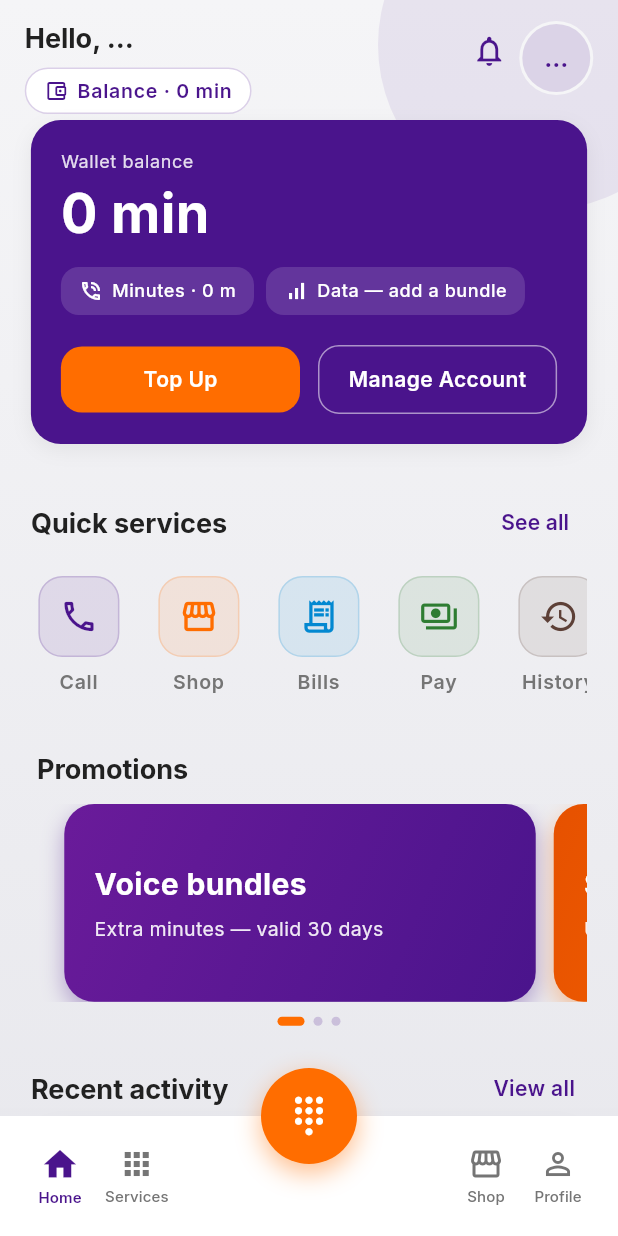
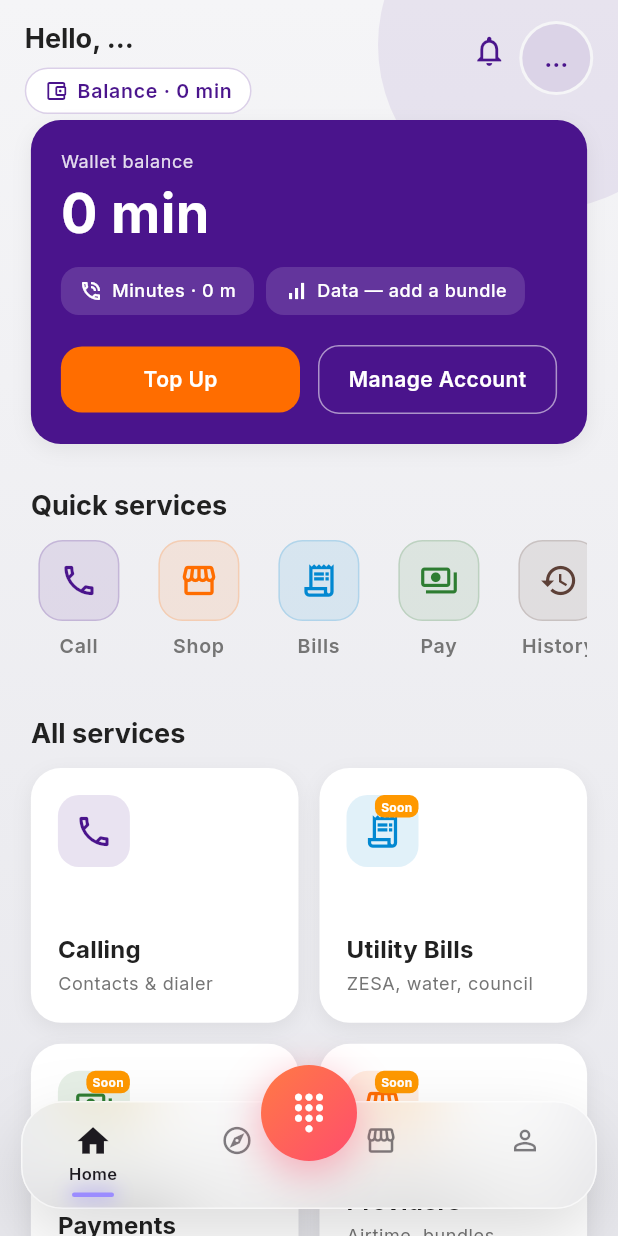
Before and after one commit to Mashoko/SuperApp, a Flutter app: the HomeView screen opened by its route, on a phone screen of 412 x 824 dp. Run offline on Flutter 3.47's test engine with Material 3 defaults, Android fonts, the phone set to English and light mode, and no system bars; drawn by our look-alikes of badges; our stand-ins replace audioplayers, cached_network_image, flutter_contacts, get_it, google_fonts, image_picker and 4 more; missing offline and left inert: flutter_webrtc, grpc, protobuf, sip_ua; accounts and stored records are empty; network calls fail; statements that could not run were skipped.

Commit message:
feat(home): wire GlassBottomNav, ExploreTab, and ServicesGridSection into HomeView
Replaces the old hanging-dialer FAB + full-screen ServicesHubTab wiring with
the floating glass pill nav (4 tabs + center PAD dialer button with
long-press quick actions), embeds ServicesGridSection inside the scrolling
Home tab, and adds ExploreTab as the second nav tab. Deletes the now-unused
hanging_dialer.dart FAB widget.

```diff
--- a/lib/features/home/presentation/views/home_view.dart
+++ b/lib/features/home/presentation/views/home_view.dart
@@ -1,4 +1,5 @@
 import 'package:flutter/material.dart';
+import 'package:flutter/rendering.dart' show ScrollDirection;
 import 'package:intl/intl.dart';
 import 'package:provider/provider.dart';
 import 'package:url_launcher/url_launcher.dart';
@@ -11,8 +12,10 @@ import 'package:mvvm_sip_demo/features/dashboard/presentation/viewmodels/dashboa
 import 'package:mvvm_sip_demo/features/dialpad/presentation/viewmodels/dialpad_viewmodel.dart';
 import 'package:mvvm_sip_demo/features/home/presentation/widgets/call_history_widget.dart';
 import 'package:mvvm_sip_demo/features/dialpad/presentation/views/dialpad_view.dart';
-import 'package:mvvm_sip_demo/features/home/presentation/widgets/hanging_dialer.dart';
+import 'package:mvvm_sip_demo/features/home/presentation/widgets/explore_tab.dart';
+import 'package:mvvm_sip_demo/features/home/presentation/widgets/glass_bottom_nav.dart';
 import 'package:mvvm_sip_demo/features/home/presentation/widgets/scale_tap_wrapper.dart';
+import 'package:mvvm_sip_demo/features/home/presentation/widgets/services_grid_section.dart';
 import 'package:mvvm_sip_demo/shared/widgets/maintenance_screen.dart';
 import 'package:mvvm_sip_demo/features/home/presentation/widgets/home_top_bar.dart';
 import 'package:mvvm_sip_demo/features/home/presentation/widgets/master_balance_card.dart';
@@ -31,16 +34,27 @@ class HomeView extends StatefulWidget {
 
 class _HomeViewState extends State<HomeView> {
   int _currentIndex = 0;
+  bool _navVisible = true;
+
+  static const _tabs = [
+    GlassNavTab(icon: Icons.home_outlined, activeIcon: Icons.home, label: 'Home'),
+    GlassNavTab(
+        icon: Icons.explore_outlined, activeIcon: Icons.explore, label: 'Explore'),
+    GlassNavTab(
+        icon: Icons.storefront_outlined,
+        activeIcon: Icons.storefront,
+        label: 'Shop'),
+    GlassNavTab(
+        icon: Icons.person_outline, activeIcon: Icons.person, label: 'Profile'),
+  ];
 
   @override
   void initState() {
     super.initState();
     WidgetsBinding.instance.addPostFrameCallback((_) async {
-      // Load gRPC account — fires reactively, no await needed
       Provider.of<AccountSummaryViewModel>(context, listen: false)
           .loadCurrentUser();
 
-      // Get the real stored user ID for user-keyed local services
       final creds = await getIt<OtpAuthService>().getStoredCredentials();
       final userId = creds?['username'] ?? 'guest';
 
@@ -50,8 +64,7 @@ class _HomeViewState extends State<HomeView> {
           .loadDashboard(userId);
       Provider.of<ShoppingViewModel>(context, listen: false).loadCart(userId);
 
-      final dialpad =
-          Provider.of<DialpadViewModel>(context, listen: false);
+      final dialpad = Provider.of<DialpadViewModel>(context, listen: false);
       dialpad.loadRecents();
       dialpad.loadAccountInfo();
     });
@@ -75,14 +88,59 @@ class _HomeViewState extends State<HomeView> {
     );
   }
 
+  void _openMaintenance(
+      {required String label, required IconData icon, required Color color}) {
+    Navigator.push(
+      context,
+      MaterialPageRoute(
+        builder: (_) => MaintenanceScreen(label: label, icon: icon, color: color),
+      ),
+    );
+  }
+
+  List<GlassNavQuickAction> _quickActions() => [
+        GlassNavQuickAction(
+          icon: Icons.send_outlined,
+          label: 'Send',
+          onTap: () => _openMaintenance(
+            label: 'Send Money',
+            icon: Icons.send_outlined,
+            color: WunzaColors.glidePrimary,
+          ),
+        ),
+        GlassNavQuickAction(
+          icon: Icons.qr_code_scanner_outlined,
+          label: 'Scan',
+          onTap: () => _openMaintenance(
+            label: 'Scan',
+            icon: Icons.qr_code_scanner_outlined,
+            color: WunzaColors.glideAccent,
+          ),
+        ),
+        GlassNavQuickAction(
+          icon: Icons.payments_outlined,
+          label: 'Pay',
+          onTap: () => _openMaintenance(
+            label: 'Payments',
+            icon: Icons.payments_outlined,
+            color: const Color(0xFF2E7D32),
+          ),
+        ),
+      ];
+
+  bool _onScrollNotification(UserScrollNotification notification) {
+    if (notification.direction == ScrollDirection.reverse && _navVisible) {
+      setState(() => _navVisible = false);
+    } else if (notification.direction == ScrollDirection.forward &&
+        !_navVisible) {
+      setState(() => _navVisible = true);
+    }
+    return false;
+  }
+
   @override
   Widget build(BuildContext context) {
     return Scaffold(
-      extendBody: true,
-      floatingActionButton:
-          HangingDialerButton(onTap: _openDialpadSheet),
-      floatingActionButtonLocation:
-          FloatingActionButtonLocation.centerDocked,
       body: Stack(
         children: [
           Container(
@@ -108,6 +166,8 @@ class _HomeViewState extends State<HomeView> {
           ),
           SafeArea(
             bottom: false,
+            child: NotificationListener<UserScrollNotification>(
+              onNotification: _onScrollNotification,
               child: AnimatedSwitcher(
                 duration: const Duration(milliseconds: 300),
                 transitionBuilder: (child, animation) =>
@@ -118,9 +178,29 @@ class _HomeViewState extends State<HomeView> {
                 ),
               ),
             ),
+          ),
+          Positioned(
+            left: 0,
+            right: 0,
+            bottom: 18 + MediaQuery.of(context).padding.bottom,
+            child: Center(
+              child: SizedBox(
+                width: (MediaQuery.of(context).size.width - 28)
+                    .clamp(0.0, 420.0)
+                    .toDouble(),
+                child: GlassBottomNav(
+                  tabs: _tabs,
+                  activeIndex: _currentIndex,
+                  onTabSelected: _onTabChange,
+                  onDialerTap: _openDialpadSheet,
+                  quickActions: _quickActions(),
+                  visible: _navVisible,
+                ),
+              ),
+            ),
+          ),
         ],
       ),
-      bottomNavigationBar: _buildBottomNav(context),
     );
   }
 
@@ -130,10 +210,9 @@ class _HomeViewState extends State<HomeView> {
         return _GlideHomeTab(
           onGoShop: () => _onTabChange(2),
           onGoCart: () => Navigator.pushNamed(context, Routes.cart),
-          onGoServices: () => _onTabChange(1),
         );
       case 1:
-        return const SizedBox.shrink();
+        return const ExploreTab();
       case 2:
         return ShoppingView(onBack: () => _onTabChange(0));
       case 3:
@@ -142,67 +221,8 @@ class _HomeViewState extends State<HomeView> {
         return _GlideHomeTab(
           onGoShop: () => _onTabChange(2),
           onGoCart: () => Navigator.pushNamed(context, Routes.cart),
-          onGoServices: () => _onTabChange(1),
         );
     }
-  }
-
-  Widget _buildBottomNav(BuildContext context) {
-    final theme = Theme.of(context);
-    return BottomAppBar(
-      color: theme.colorScheme.surface,
-      elevation: 12,
-      shadowColor: Colors.black26,
-      child: SizedBox(
-        height: 56,
-        child: Row(
-          mainAxisAlignment: MainAxisAlignment.spaceBetween,
-          children: [
-            Row(children: [
-              _navItem(Icons.home_outlined, Icons.home, 'Home', 0),
-              _navItem(Icons.apps_outlined, Icons.apps, 'Services', 1),
-            ]),
-            const SizedBox(width: 56),
-            Row(children: [
-              _navItem(
-                  Icons.storefront_outlined, Icons.storefront, 'Shop', 2),
-              _navItem(Icons.person_outline, Icons.person, 'Profile', 3),
-            ]),
-          ],
-        ),
-      ),
-    );
-  }
-
-  Widget _navItem(
-      IconData icon, IconData activeIcon, String label, int index) {
-    final selected = _currentIndex == index;
-    final color = selected
-        ? WunzaColors.glidePrimary
-        : WunzaColors.textSecondary;
-    return MaterialButton(
-      minWidth: 44,
-      padding: const EdgeInsets.symmetric(horizontal: 6),
-      onPressed: () => _onTabChange(index),
-      child: Column(
-        mainAxisAlignment: MainAxisAlignment.center,
-        mainAxisSize: MainAxisSize.min,
-        children: [
-          Icon(selected ? activeIcon : icon,
-              color: color, size: selected ? 26 : 24),
-          const SizedBox(height: 2),
-          Text(
-            label,
-            style: TextStyle(
-              color: color,
-              fontSize: 10,
-              fontWeight:
-                  selected ? FontWeight.w600 : FontWeight.w500,
-            ),
-          ),
-        ],
-      ),
-    );
   }
 }
 
@@ -212,20 +232,17 @@ class _GlideHomeTab extends StatelessWidget {
   const _GlideHomeTab({
     required this.onGoShop,
     required this.onGoCart,
-    required this.onGoServices,
   });
 
   final VoidCallback onGoShop;
   final VoidCallback onGoCart;
-  final VoidCallback onGoServices;
 
   @override
   Widget build(BuildContext context) {
     return Consumer3<ShoppingViewModel, AccountSummaryViewModel,
         DialpadViewModel>(
       builder: (context, shoppingVM, accountVM, dialpadVM, _) {
-        final cartCount =
-            (shoppingVM.cart['items'] as List?)?.length ?? 0;
+        final cartCount = (shoppingVM.cart['items'] as List?)?.length ?? 0;
         final alias = accountVM.alias ?? '…';
         final mq = MediaQuery.of(context);
         final h = (mq.size.width * 0.05).clamp(16.0, 22.0).toDouble();
@@ -233,22 +250,21 @@ class _GlideHomeTab extends StatelessWidget {
         final pb = accountVM.paymentsBalance;
         final pbLoading = accountVM.paymentsLoading;
         final voiceMins = accountVM.formattedMinutes;
-        // For regular (non-dealer) accounts paymentsBalance is null — fall
-        // back to showing voice-minutes credit as the primary wallet figure.
         final walletKey = '${pb ?? voiceMins}_$alias';
         final walletPrimary = pbLoading
             ? '…'
             : pb != null
                 ? '\$${NumberFormat('#,##0.00', 'en_US').format(pb)}'
                 : voiceMins;
-        final walletChipText = (accountVM.loading && accountVM.alias == null) || pbLoading
+        final walletChipText = (accountVM.loading && accountVM.alias == null) ||
+                pbLoading
             ? 'Wallet · …'
             : pb != null
                 ? 'Wallet · \$${NumberFormat('#,##0.00', 'en_US').format(pb)}'
                 : 'Balance · $voiceMins';
 
         return SingleChildScrollView(
-          padding: const EdgeInsets.fromLTRB(0, 6, 0, 120),
+          padding: const EdgeInsets.fromLTRB(0, 6, 0, 140),
           child: Column(
             crossAxisAlignment: CrossAxisAlignment.start,
             children: [
@@ -256,21 +272,18 @@ class _GlideHomeTab extends StatelessWidget {
                 userName: accountVM.loading && accountVM.alias == null
                     ? '…'
                     : alias,
-                walletChipLabel:
-                    accountVM.loading && accountVM.alias == null
+                walletChipLabel: accountVM.loading && accountVM.alias == null
                     ? 'Loading…'
                     : walletChipText,
                 notificationCount: cartCount,
                 onNotificationsTap: onGoCart,
-                onAvatarTap: () =>
-                    Navigator.pushNamed(context, Routes.profile),
+                onAvatarTap: () => Navigator.pushNamed(context, Routes.profile),
               ),
               Padding(
                 padding: EdgeInsets.symmetric(horizontal: h),
                 child: Column(
                   crossAxisAlignment: CrossAxisAlignment.start,
                   children: [
-                    // ── Balance card ────────────────────────────────
                     if (accountVM.loading && accountVM.alias == null)
                       const ShimmerWidget.rectangular(
                           height: 180, width: double.infinity)
@@ -280,32 +293,25 @@ class _GlideHomeTab extends StatelessWidget {
                         child: MasterBalanceCard(
                           walletBalanceKey: walletKey,
                           walletBalanceText: walletPrimary,
-                          voiceChipLabel:
-                              _voiceChipLabel(accountVM.balance),
+                          voiceChipLabel: _voiceChipLabel(accountVM.balance),
                           dataChipLabel: 'Data — add a bundle',
                           onTopUp: () => _launchTopUp(context),
-                          onManageAccount: () => Navigator.pushNamed(
-                              context, Routes.profile),
+                          onManageAccount: () =>
+                              Navigator.pushNamed(context, Routes.profile),
                         ),
                       ),
-
                     const SizedBox(height: 28),
-
-                    // ── Quick services ──────────────────────────────
-                    _QuickServicesRow(
-                        onGoShop: onGoShop,
-                        onGoServices: onGoServices),
-
+                    _QuickServicesRow(onGoShop: onGoShop),
                     const SizedBox(height: 28),
-
-                    // ── Promotions ──────────────────────────────────
+                    Text('All services',
+                        style: Theme.of(context).textTheme.headlineSmall),
+                    const SizedBox(height: 12),
+                    const ServicesGridSection(),
+                    const SizedBox(height: 28),
                     GlidePromotionsCarousel(
                         apiBanners: shoppingVM.banners,
                         onBannerTap: (_) => onGoShop()),
-
                     const SizedBox(height: 28),
-
-                    // ── Recent activity ─────────────────────────────
                     const CallHistoryWidget(),
                   ],
                 ),
@@ -321,11 +327,9 @@ class _GlideHomeTab extends StatelessWidget {
 // ── Quick services row ─────────────────────────────────────────────────────────
 
 class _QuickServicesRow extends StatelessWidget {
-  const _QuickServicesRow(
-      {required this.onGoShop, required this.onGoServices});
+  const _QuickServicesRow({required this.onGoShop});
 
   final VoidCallback onGoShop;
-  final VoidCallback onGoServices;
 
   @override
   Widget build(BuildContext context) {
@@ -376,8 +380,7 @@ class _QuickServicesRow extends StatelessWidget {
         icon: Icons.history_outlined,
         label: 'History',
         color: const Color(0xFF5D4037),
-        onTap: () =>
-            Navigator.pushNamed(context, Routes.callHistory),
+        onTap: () => Navigator.pushNamed(context, Routes.callHistory),
       ),
       _QA(
         icon: Icons.manage_accounts_outlined,
@@ -390,23 +393,7 @@ class _QuickServicesRow extends StatelessWidget {
     return Column(
       crossAxisAlignment: CrossAxisAlignment.start,
       children: [
-        Row(
-          mainAxisAlignment: MainAxisAlignment.spaceBetween,
-          children: [
-            Text('Quick services',
-                style: Theme.of(context).textTheme.headlineSmall),
-            TextButton(
-              onPressed: onGoServices,
-              child: const Text(
-                'See all',
-                style: TextStyle(
-                  color: WunzaColors.glidePrimary,
-                  fontWeight: FontWeight.w600,
-                ),
-              ),
-            ),
-          ],
-        ),
+        Text('Quick services', style: Theme.of(context).textTheme.headlineSmall),
         const SizedBox(height: 12),
         SizedBox(
           height: 88,
@@ -455,8 +442,7 @@ class _QuickActionTile extends StatelessWidget {
               decoration: BoxDecoration(
                 color: qa.color.withValues(alpha: 0.1),
                 borderRadius: BorderRadius.circular(16),
-                border: Border.all(
-                    color: qa.color.withValues(alpha: 0.18), width: 1),
+                border: Border.all(color: qa.color.withValues(alpha: 0.18), width: 1),
               ),
               child: Icon(qa.icon, color: qa.color, size: 26),
             ),
@@ -466,9 +452,10 @@ class _QuickActionTile extends StatelessWidget {
               textAlign: TextAlign.center,
               maxLines: 1,
               overflow: TextOverflow.ellipsis,
-              style: Theme.of(context).textTheme.labelMedium?.copyWith(
-                    fontWeight: FontWeight.w600,
-                  ),
+              style: Theme.of(context)
+                  .textTheme
+                  .labelMedium
+                  ?.copyWith(fontWeight: FontWeight.w600),
             ),
           ],
         ),
@@ -484,23 +471,20 @@ String _voiceChipLabel(double? balanceNs) {
   return raw.replaceAll('Voice Bal: ', 'Minutes · ');
 }
 
-
 Future<void> _launchTopUp(BuildContext context) async {
   const url = 'https://selfservice.ai.co.zw/';
   final uri = Uri.parse(url);
   if (await canLaunchUrl(uri)) {
     await launchUrl(uri, mode: LaunchMode.externalApplication);
   } else if (context.mounted) {
-    ScaffoldMessenger.of(context).showSnackBar(
-      SnackBar(content: Text('Could not open $url')),
-    );
+    ScaffoldMessenger.of(context)
+        .showSnackBar(SnackBar(content: Text('Could not open $url')));
   }
 }
 
 String _formatVoiceBalance(double nanoseconds) {
   if (nanoseconds <= 0) return 'Voice Bal: 0 m';
-  final duration =
-      Duration(microseconds: (nanoseconds / 1000).round());
+  final duration = Duration(microseconds: (nanoseconds / 1000).round());
   final hours = duration.inHours;
   final minutes = duration.inMinutes.remainder(60);
   final seconds = duration.inSeconds.remainder(60);
--- a/lib/features/home/presentation/widgets/hanging_dialer.dart
+++ /dev/null
@@ -1,38 +0,0 @@
-import 'package:flutter/material.dart';
-import 'package:mvvm_sip_demo/core/theme.dart';
-
-class HangingDialerButton extends StatelessWidget {
-  final VoidCallback onTap;
-
-  const HangingDialerButton({super.key, required this.onTap});
-
-  @override
-  Widget build(BuildContext context) {
-    return GestureDetector(
-      onTap: onTap,
-      child: Container(
-        width: 64,
-        height: 64,
-        decoration: BoxDecoration(
-          shape: BoxShape.circle,
-          color: WunzaColors.glideAccent,
-          boxShadow: [
-            BoxShadow(
-              color: WunzaColors.glideAccent.withValues(alpha: 0.45),
-              blurRadius: 14,
-              spreadRadius: 0,
-              offset: const Offset(0, 6),
-            ),
-          ],
-        ),
-        child: const Center(
-          child: Icon(
-            Icons.dialpad,
-            color: Colors.white,
-            size: 28,
-          ),
-        ),
-      ),
-    );
-  }
-}
```
Lines whose indentation alone changed are shown as unchanged.
